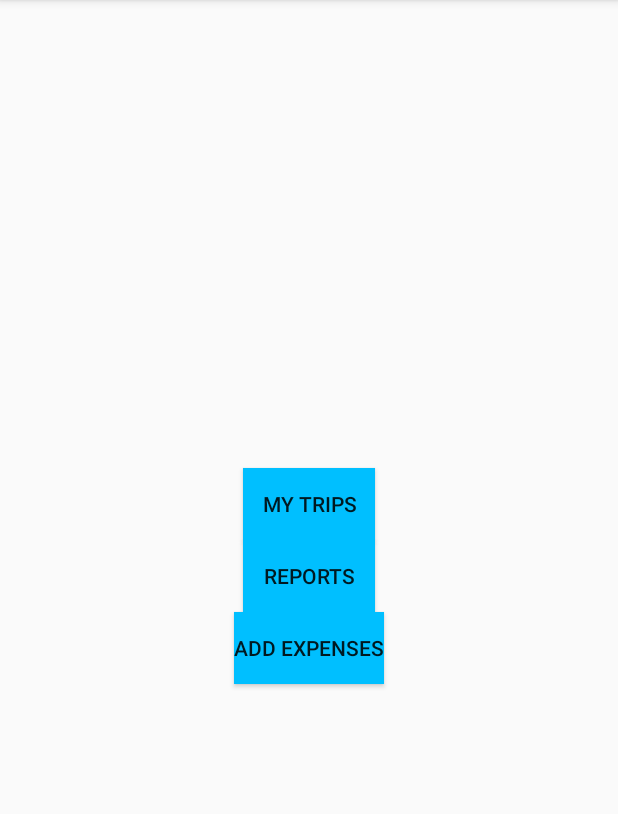
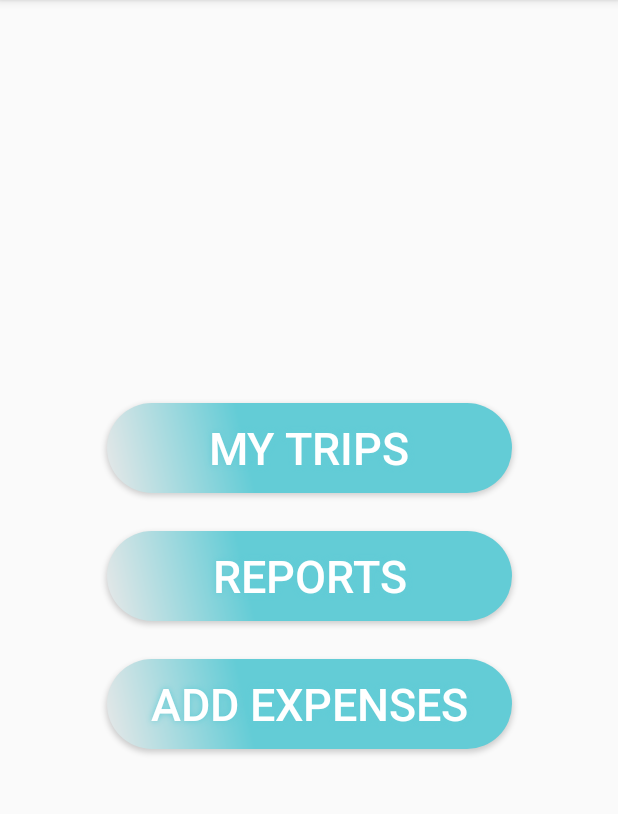
Before and after one commit to tiagoffmr/CrespoFamilyTrips, an Android app: the screen it shows after launch (MainActivity), on a phone screen of 412 x 824 dp, the part 84-898 px from its top. Run offline under Robolectric (Android 15) with nearby library versions, the phone set to English and light mode, and no system bars.

Commit message:
Changed main_activity layout

```diff
--- /dev/null
+++ b/app/src/main/res/drawable/buttonshape.xml
@@ -0,0 +1,24 @@
+<?xml version="1.0" encoding="utf-8"?>
+<shape xmlns:android="http://schemas.android.com/apk/res/android" android:shape="rectangle" >
+    <corners
+        android:radius="52dp"
+        />
+    <gradient
+        android:angle="45"
+        android:centerX="35%"
+        android:centerColor="#63CCD6"
+        android:startColor="#E8E8E8"
+        android:endColor="#63CCD6"
+        android:type="linear"
+        />
+    <padding
+        android:left="0dp"
+        android:top="0dp"
+        android:right="0dp"
+        android:bottom="0dp"
+        />
+    <size
+        android:width="270dp"
+        android:height="60dp"
+        />
+</shape>
--- a/app/src/main/res/layout/activity_main.xml
+++ b/app/src/main/res/layout/activity_main.xml
@@ -7,45 +7,68 @@
 
     <Button
         android:id="@+id/idLlBtnMyTrips"
-        android:layout_width="wrap_content"
-        android:layout_height="wrap_content"
         app:layout_constraintVertical_chainStyle="packed"
         app:layout_constraintBottom_toTopOf="@+id/idLlBtnReports"
-        android:background="@color/blue"
         android:text="@string/strBtnMyTrips"
         app:layout_constraintTop_toTopOf="parent"
         app:layout_constraintRight_toRightOf="parent"
-        app:layout_constraintLeft_toLeftOf="parent"/>
+        app:layout_constraintLeft_toLeftOf="parent"
+
+        android:textColor="#FFFFFF"
+        android:textSize="30sp"
+        android:layout_width="270dp"
+        android:layout_height="60dp"
+        android:background="@drawable/buttonshape"
+        android:shadowColor="#63CCD6"
+        android:shadowDx="0"
+        android:shadowDy="0"
+        android:shadowRadius="5"
+        android:layout_marginBottom="25dp"/>
 
     <Button
         android:id="@+id/idLlBtnReports"
-        android:layout_width="wrap_content"
-        android:layout_height="wrap_content"
         tools:layout_conversion_absoluteHeight="48dp"
         tools:layout_conversion_absoluteWidth="88dp"
         tools:layout_conversion_absoluteX="148dp"
         tools:layout_conversion_absoluteY="259dp"
         app:layout_constraintVertical_chainStyle="packed"
         app:layout_constraintBottom_toTopOf="@+id/idLlBtnAddExpenses"
-        android:background="@color/blue"
         app:layout_constraintTop_toBottomOf="@+id/idLlBtnMyTrips"
         android:text="@string/strBtnReports"
         app:layout_constraintRight_toRightOf="parent"
-        app:layout_constraintLeft_toLeftOf="parent"/>
+        app:layout_constraintLeft_toLeftOf="parent"
+
+        android:textColor="#FFFFFF"
+        android:textSize="30sp"
+        android:layout_width="270dp"
+        android:layout_height="60dp"
+        android:background="@drawable/buttonshape"
+        android:shadowColor="#63CCD6"
+        android:shadowDx="0"
+        android:shadowDy="0"
+        android:shadowRadius="5"
+        android:layout_marginBottom="25dp"/>
 
     <Button
         android:id="@+id/idLlBtnAddExpenses"
-        android:layout_width="wrap_content"
-        android:layout_height="wrap_content"
         tools:layout_conversion_absoluteHeight="48dp"
         tools:layout_conversion_absoluteWidth="88dp"
         tools:layout_conversion_absoluteX="148dp"
         tools:layout_conversion_absoluteY="307dp"
         app:layout_constraintBottom_toBottomOf="parent"
         app:layout_constraintTop_toBottomOf="@+id/idLlBtnReports"
-        android:background="@color/blue"
         android:text="@string/strBtnAddExpenses"
         app:layout_constraintRight_toRightOf="parent"
-        app:layout_constraintLeft_toLeftOf="parent"/>
+        app:layout_constraintLeft_toLeftOf="parent"
+
+        android:textColor="#FFFFFF"
+        android:textSize="30sp"
+        android:layout_width="270dp"
+        android:layout_height="60dp"
+        android:background="@drawable/buttonshape"
+        android:shadowColor="#63CCD6"
+        android:shadowDx="0"
+        android:shadowDy="0"
+        android:shadowRadius="5" />
 
 </android.support.constraint.ConstraintLayout>
```
